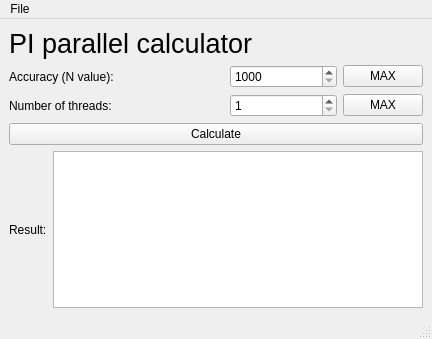
vashaty/OpenMPPI, file mainwindow.ui: the form before one commit.
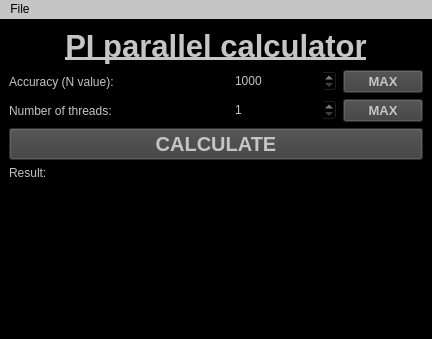
The form after the commit.

What changed in the file:
```diff
--- a/mainwindow.ui
+++ b/mainwindow.ui
@@ -13,18 +13,27 @@
   <property name="windowTitle">
    <string>PI parallel calculator</string>
   </property>
+  <property name="styleSheet">
+   <string notr="true">background: rgb(0, 0, 0);
+color: rgb(197, 197, 197);</string>
+  </property>
   <widget class="QWidget" name="centralwidget">
    <layout class="QVBoxLayout" name="verticalLayout">
     <item>
      <widget class="QLabel" name="label_4">
       <property name="font">
        <font>
-        <pointsize>20</pointsize>
+        <pointsize>23</pointsize>
+        <bold>true</bold>
+        <underline>true</underline>
        </font>
       </property>
       <property name="text">
        <string>PI parallel calculator</string>
       </property>
+      <property name="alignment">
+       <set>Qt::AlignCenter</set>
+      </property>
      </widget>
     </item>
     <item>
@@ -48,6 +57,16 @@
       </item>
       <item>
        <widget class="QPushButton" name="pushButtonMaxN">
+        <property name="font">
+         <font>
+          <pointsize>10</pointsize>
+          <bold>true</bold>
+         </font>
+        </property>
+        <property name="styleSheet">
+         <string notr="true">background-color: rgb(61, 61, 61);
+color: rgb(197, 197, 197);</string>
+        </property>
         <property name="text">
          <string>MAX</string>
         </property>
@@ -73,6 +92,16 @@
       </item>
       <item>
        <widget class="QPushButton" name="pushButtonMaxThreads">
+        <property name="font">
+         <font>
+          <pointsize>10</pointsize>
+          <bold>true</bold>
+         </font>
+        </property>
+        <property name="styleSheet">
+         <string notr="true">background-color: rgb(61, 61, 61);
+color: rgb(197, 197, 197);</string>
+        </property>
         <property name="text">
          <string>MAX</string>
         </property>
@@ -82,8 +111,18 @@
     </item>
     <item>
      <widget class="QPushButton" name="pushButton">
+      <property name="font">
+       <font>
+        <pointsize>15</pointsize>
+        <bold>true</bold>
+       </font>
+      </property>
+      <property name="styleSheet">
+       <string notr="true">background-color: rgb(61, 61, 61);
+color: rgb(197, 197, 197);</string>
+      </property>
       <property name="text">
-       <string>Calculate</string>
+       <string>CALCULATE</string>
       </property>
      </widget>
     </item>
@@ -94,10 +133,19 @@
         <property name="text">
          <string>Result:</string>
         </property>
+        <property name="alignment">
+         <set>Qt::AlignLeading|Qt::AlignLeft|Qt::AlignTop</set>
+        </property>
        </widget>
       </item>
       <item>
        <widget class="QTextEdit" name="textEditResult">
+        <property name="font">
+         <font>
+          <pointsize>15</pointsize>
+          <bold>true</bold>
+         </font>
+        </property>
         <property name="readOnly">
          <bool>true</bool>
         </property>
@@ -116,6 +164,10 @@
      <height>21</height>
     </rect>
    </property>
+   <property name="styleSheet">
+    <string notr="true">background-color: rgb(197, 197, 197);
+color: rgb(0, 0, 0);</string>
+   </property>
    <widget class="QMenu" name="menuFile">
     <property name="title">
      <string>File</string>
```
